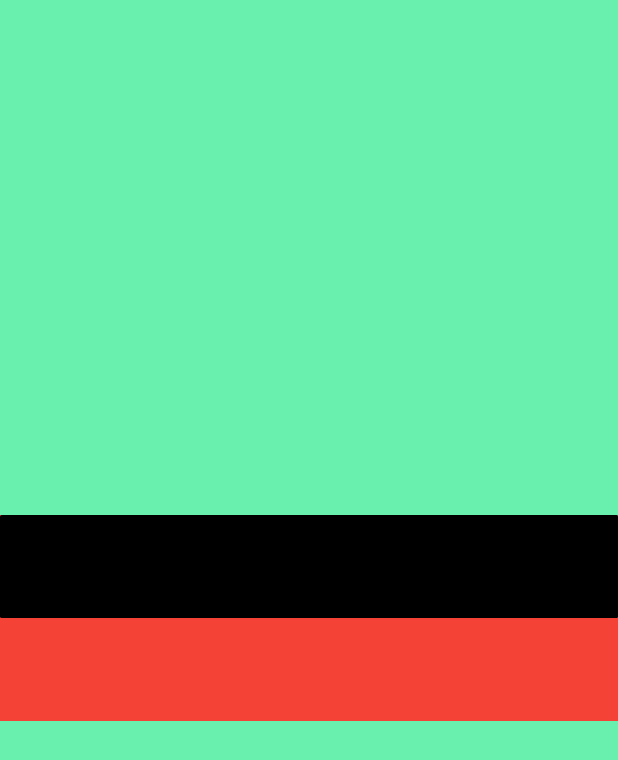
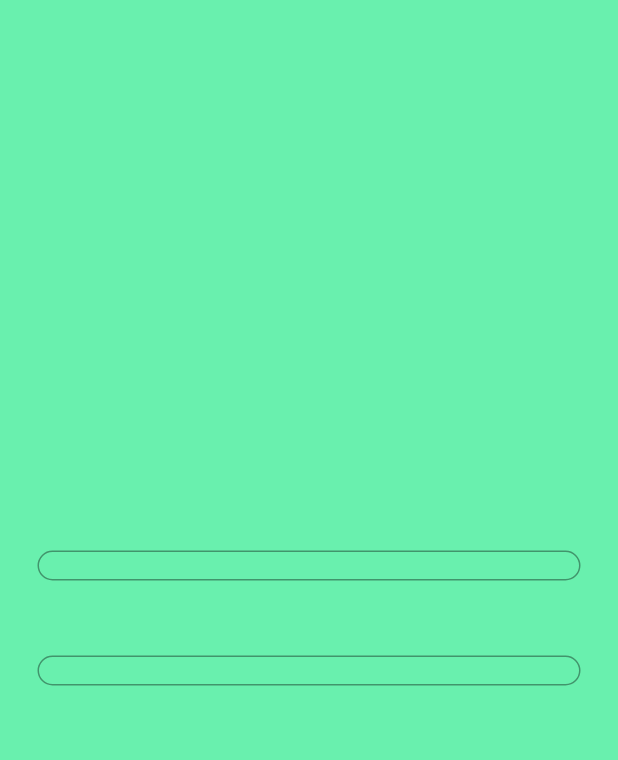
Before and after one commit to MontiniCristian/Breach-Flutter-Client, a Flutter app: the screen it shows after launch, on a phone screen of 412 x 824 dp. Shown: the top 760 px of the screen. Run offline on Flutter 3.47's test engine with Material 2 defaults, Android fonts, the phone set to English and light mode, and no system bars.

Commit message:
Adapt the container for displaying the two input box

```diff
--- a/lib/screens/LoginScreen.dart
+++ b/lib/screens/LoginScreen.dart
@@ -24,31 +24,17 @@ class _LoginScreenState extends State<LoginScreen>{
               ),
             ),
             Expanded(
+              flex: 1,
               child: Column(
+
+                crossAxisAlignment: CrossAxisAlignment.center,
+                mainAxisAlignment: MainAxisAlignment.center,
+
                 children: <Widget>[
-                  Expanded(
-                    child: Container(),
-                  ),
-
-                  /// This widget contains the username [LoginTextField]
-                  Expanded(
-                    child: Container(
-                      color: Colors.redAccent,
-                      child: LoginTextField(),
-                    ),
-                  ),
-
-                  /// This widget contains the password [LoginTextField]
-                  Expanded(
-                    child: Container(
-                      color: Colors.red
-                    ),
-                  ),
-                  Expanded(
-                    child: Container(),
-                  ),
-                ]
-            ),
+                  LoginTextField(),
+                  LoginTextField()
+                ],
+              ),
             ),
 
             Expanded(
--- a/lib/widgets/LoginTextField.dart
+++ b/lib/widgets/LoginTextField.dart
@@ -11,17 +11,14 @@ class _LoginTextFieldState extends State<LoginTextField>{
   @override
   Widget build(BuildContext context) {
     return Container(
-      padding: EdgeInsets.all(20.0),
-      height: 10.0,
-      decoration: BoxDecoration(
-        borderRadius: BorderRadius.all(Radius.circular(1.0)),
-        color: Colors.black
-      ),
+      padding: EdgeInsets.all(25.0),
+      height: 70.0,
+
       child: TextField(
         enabled: true,
         decoration: InputDecoration(
           fillColor: Colors.green,
-          border: InputBorder.none
+          border: OutlineInputBorder(borderRadius: const BorderRadius.all(Radius.circular(20.0)))
           //border: OutlineInputBorder(borderRadius: BorderRadius.horizontal())
         )
       ),
```
